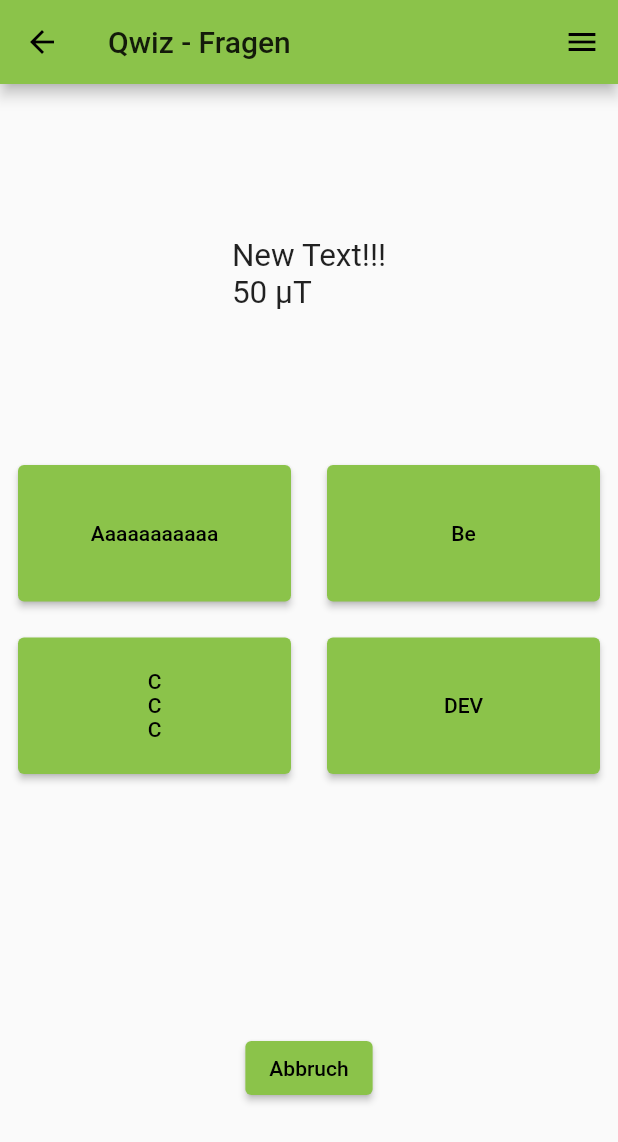
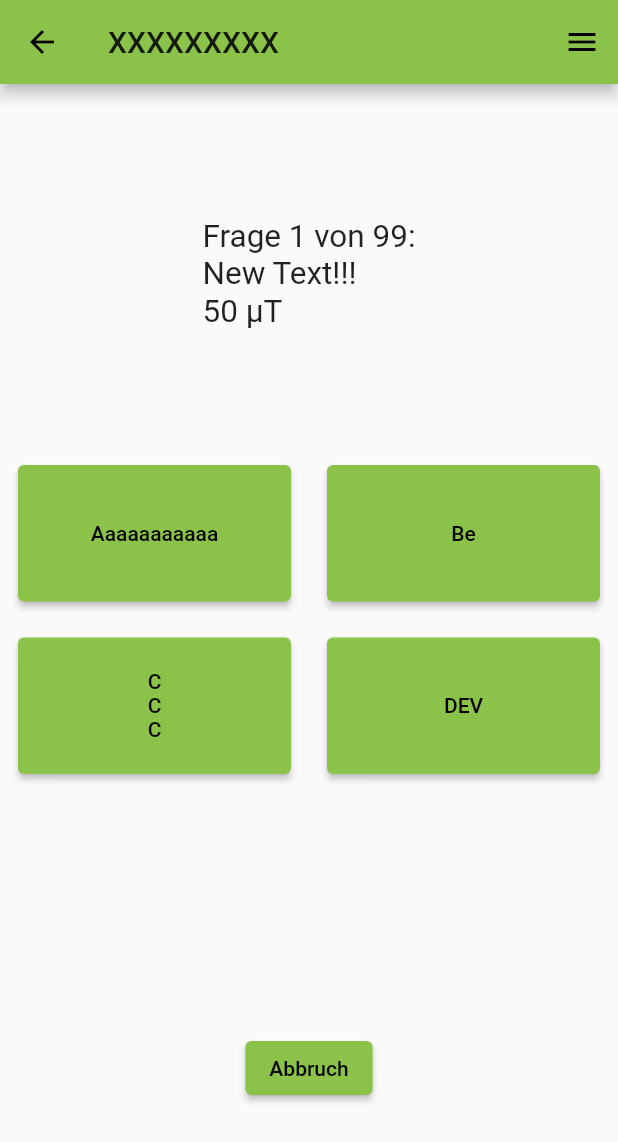
Before and after one commit to Davomat/Qwiz, a Flutter app: the GamePage screen opened directly, after a tap on "Aaaaaaaaaaa", on a phone screen of 412 x 824 dp. Shown: the top 1142 px of the screen. Run offline on Flutter 3.47's test engine with Material 2 defaults, Android fonts, the phone set to English and light mode, and no system bars; our stand-ins replace page_transition.

Commit message:
added questionCounter

```diff
--- a/lib/category_page.dart
+++ b/lib/category_page.dart
@@ -16,7 +16,7 @@ class CategoryPage extends StatelessWidget {
   Widget build(BuildContext context) {
     return Scaffold(
       appBar: AppBar(
-        title: Text('Qwiz - Kategorien'),
+        title: Text('Kategorie-Auswahl'),
         actions: <Widget>[
           SettingsButton(),
         ],
--- a/lib/game.dart
+++ b/lib/game.dart
@@ -15,7 +15,7 @@ class _GamePageState extends State<GamePage> {
   Widget build(BuildContext context) {
     return Scaffold(
       appBar: AppBar(
-        title: Text('Qwiz - Fragen'), // TODO
+        title: Text('XXXXXXXXX'), // TODO
         actions: <Widget>[
           SettingsButton(),
         ],
@@ -33,14 +33,34 @@ class GameBody extends StatefulWidget {
 class GameBodyState extends State {
   final questionPadding = 24.0;
   final buttonPadding = 12.0;
+
+  int questionCounter = 0;
+  String counterText = 'Frage 0 von 99:';
   String questionText = 'Wie viele XYZ sind im Themengebiet <b>asdf</b> bei KL^mn von Bedeutung?';
   String answerText1 = 'Aaaaaaaaaaa';
   String answerText2 = 'Be';
   String answerText3 = 'C\nC\nC';
   String answerText4 = 'DEV';
 
+  changeTexts() {
+    increaseQuestionCounter();
+    updateCounterText();
+    changeQuestionText();
+  }
 
-  changeText() {
+  increaseQuestionCounter() {
+    setState(() {
+      questionCounter++;
+    });
+  }
+
+  updateCounterText() {
+    setState(() {
+      counterText = 'Frage ' + questionCounter.toString() + ' von 99:';
+    });
+  }
+
+  changeQuestionText() {
     setState(() {
       questionText = 'New Text!!!\n50 \u00B5T';
     });
@@ -66,7 +86,7 @@ class GameBodyState extends State {
               height: questionHeight,
               child: Center(
                 child: Text(
-                  '$questionText',
+                  counterText + '\n' + questionText,
                   textScaleFactor: 1.5,
                 ),
               ),
@@ -81,7 +101,7 @@ class GameBodyState extends State {
                   style: ElevatedButton.styleFrom(
                     fixedSize: Size(buttonWidth, buttonHeight),
                   ),
-                  onPressed: () => changeText(),
+                  onPressed: () => changeTexts(),
                   child: Text(answerText1),
                 ),
               ),
@@ -91,14 +111,13 @@ class GameBodyState extends State {
                   style: ElevatedButton.styleFrom(
                     fixedSize: Size(buttonWidth, buttonHeight),
                   ),
-                  onPressed: () => changeText(),
+                  onPressed: () => changeTexts(),
                   child: Text(answerText2),
                 ),
               ),
             ],
           ),
           Row(
-            mainAxisSize: MainAxisSize.max,
             mainAxisAlignment: MainAxisAlignment.center,
             children: <Widget>[
               Padding(
@@ -107,7 +126,7 @@ class GameBodyState extends State {
                   style: ElevatedButton.styleFrom(
                     fixedSize: Size(buttonWidth, buttonHeight),
                   ),
-                  onPressed: () => changeText(),
+                  onPressed: () => changeTexts(),
                   child: Text(answerText3),
                 ),
               ),
@@ -117,7 +136,7 @@ class GameBodyState extends State {
                   style: ElevatedButton.styleFrom(
                     fixedSize: Size(buttonWidth, buttonHeight),
                   ),
-                  onPressed: () => changeText(),
+                  onPressed: () => changeTexts(),
                   child: Text(answerText4),
                 ),
               ),
```
